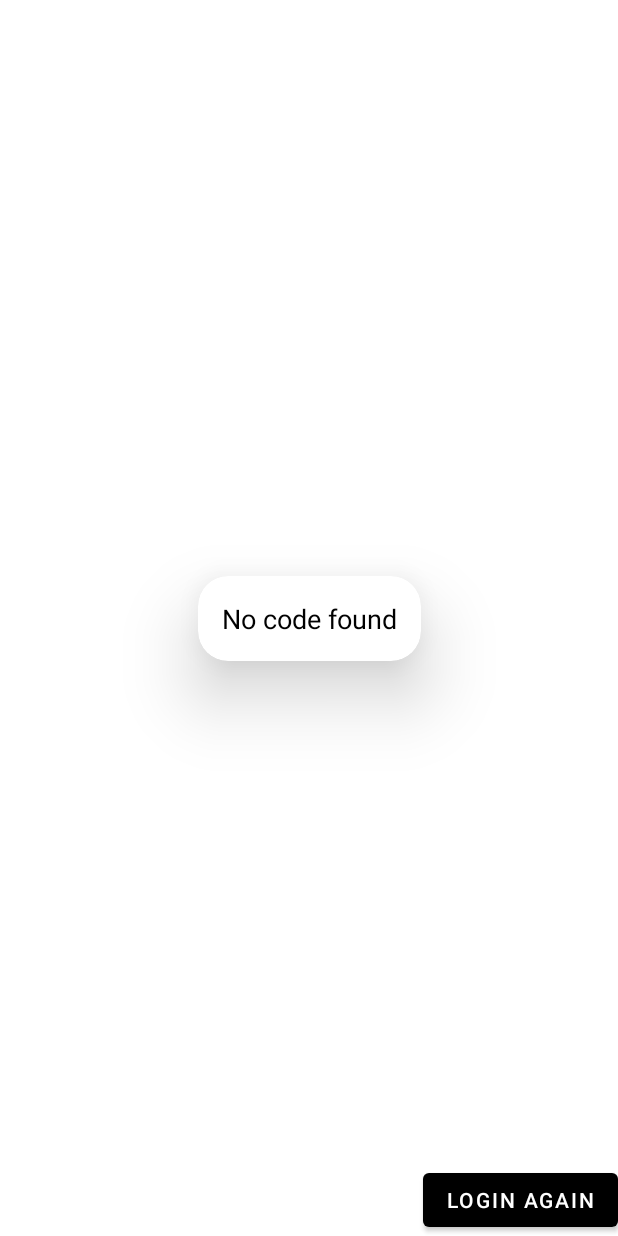
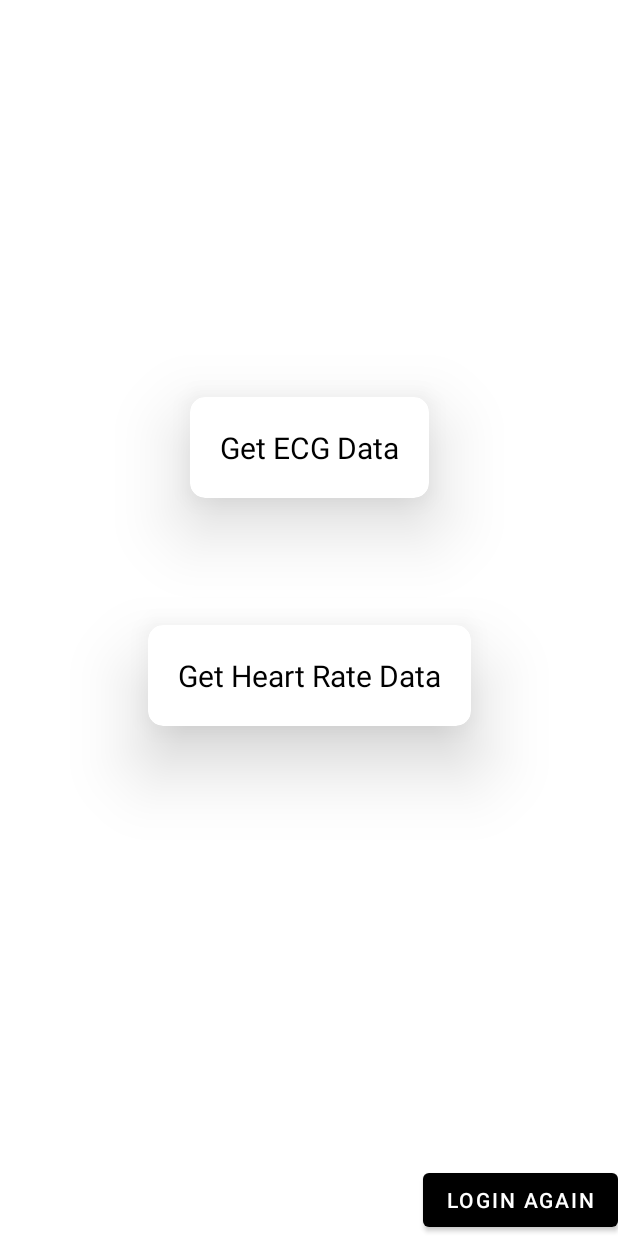
Before and after one commit to Devsoc-BPGC/HRMAA-Prototype, an Android app: the fragment FitbitRedirectFragment shown on its own in the app's theme, on a phone screen of 412 x 824 dp. Run offline under Robolectric (Android 15) with nearby library versions, the phone set to English and light mode, and no system bars; our stand-ins replace Firebase (no records; nobody signed in at launch, a user with empty details on screens opened directly), data binding; 4 statements that could not run were skipped.

Commit message:
Added seperate fragments for ECG and Heart Rate data

```diff
--- a/app/src/main/java/com/devsoc/hrmaa/fitbit/fragments/FitbitRedirectFragment.kt
+++ b/app/src/main/java/com/devsoc/hrmaa/fitbit/fragments/FitbitRedirectFragment.kt
@@ -58,11 +58,14 @@ class FitbitRedirectFragment : Fragment() {
         }
         val sharedPreference =  activity?.getSharedPreferences("PREFERENCE_NAME", Context.MODE_PRIVATE)
         val userId : String = sharedPreference?.getString("userId", null)!!
-        binding.codeTvFrf.text = userId
         Log.d("Auth Code", userId)
 
-        binding.codeCvFrf.setOnClickListener {
+        binding.ecgCvFrf.setOnClickListener {
             view.findNavController().navigate(R.id.action_fitbitRedirectFragment_to_fitbitDataFragment)
+        }
+
+        binding.bpmCvFrf.setOnClickListener {
+            view.findNavController().navigate(R.id.action_fitbitRedirectFragment_to_heartRateFragment)
         }
 
     }
--- a/app/src/main/java/com/devsoc/hrmaa/fitbit/interfaces/RestApi.kt
+++ b/app/src/main/java/com/devsoc/hrmaa/fitbit/interfaces/RestApi.kt
@@ -39,4 +39,10 @@ interface RestApi {
         @Path(value = "endDate", encoded = true) endDate: String
     ): Call<HeartRateSeries>
 
+    @Headers("accept: application/json")
+    @GET("{path}")
+    fun nextPage(@HeaderMap headers: Map<String, String>,
+                           @Path(value = "path", encoded = true) path: String
+    ): Call<EcgData>
+
 }
--- a/app/src/main/res/layout/fragment_fitbit_redirect.xml
+++ b/app/src/main/res/layout/fragment_fitbit_redirect.xml
@@ -13,38 +13,63 @@
         tools:context=".fitbit.fragments.FitbitAuthFragment">
 
         <androidx.cardview.widget.CardView
-            android:id="@+id/code_cv_frf"
+            android:id="@+id/ecg_cv_frf"
             android:layout_width="wrap_content"
             android:layout_height="wrap_content"
-            app:cardCornerRadius="20dp"
-            app:cardElevation="30dp"
             app:layout_constraintBottom_toBottomOf="parent"
-            app:layout_constraintLeft_toLeftOf="parent"
-            app:layout_constraintRight_toRightOf="parent"
-            app:layout_constraintTop_toTopOf="parent">
+            app:layout_constraintEnd_toEndOf="parent"
+            app:layout_constraintHorizontal_bias="0.5"
+            app:layout_constraintStart_toStartOf="parent"
+            app:layout_constraintTop_toTopOf="parent"
+            app:layout_constraintVertical_bias="0.35"
+            android:backgroundTint="@color/white"
+            app:cardCornerRadius="10dp"
+            app:cardElevation="30dp">
 
             <TextView
-                android:id="@+id/code_tv_frf"
+                android:id="@+id/ecg_tv_frf"
                 android:layout_width="wrap_content"
                 android:layout_height="wrap_content"
-                android:layout_margin="8dp"
-                android:backgroundTint="@color/white"
-                android:padding="8dp"
-                android:text="@string/no_code_found"
-                android:textColor="@color/black"
-                android:textSize="18sp" />
+                android:text="Get ECG Data"
+                android:layout_margin="20dp"
+                android:textSize="20sp"
+                android:textColor="@color/black"/>
+
+        </androidx.cardview.widget.CardView>
+
+        <androidx.cardview.widget.CardView
+            android:id="@+id/bpm_cv_frf"
+            android:layout_width="wrap_content"
+            android:layout_height="wrap_content"
+            app:layout_constraintBottom_toBottomOf="parent"
+            app:layout_constraintEnd_toEndOf="parent"
+            app:layout_constraintHorizontal_bias="0.5"
+            app:layout_constraintStart_toStartOf="parent"
+            app:layout_constraintTop_toBottomOf="@id/ecg_cv_frf"
+            app:layout_constraintVertical_bias="0.20"
+            android:backgroundTint="@color/white"
+            app:cardCornerRadius="10dp"
+            app:cardElevation="30dp">
+
+            <TextView
+                android:id="@+id/bpm_tv_frf"
+                android:layout_width="wrap_content"
+                android:layout_height="wrap_content"
+                android:text="Get Heart Rate Data"
+                android:layout_margin="20dp"
+                android:textSize="20sp"
+                android:textColor="@color/black"/>
 
         </androidx.cardview.widget.CardView>
 
         <Button
+            android:id="@+id/Login_bv_frf"
             android:layout_width="wrap_content"
             android:layout_height="wrap_content"
-            android:id="@+id/Login_bv_frf"
+            android:foregroundTint="@color/white"
             android:text="@string/login"
-            android:foregroundTint="@color/white"
             app:layout_constraintBottom_toBottomOf="parent"
-            app:layout_constraintEnd_toEndOf="parent"
-            />
+            app:layout_constraintEnd_toEndOf="parent" />
 
     </androidx.constraintlayout.widget.ConstraintLayout>
 </layout>
```
Also changed, not shown: app/src/main/java/com/devsoc/hrmaa/fitbit/fragments/EcgDataFragment.kt (added, +173 -0 lines), app/src/main/java/com/devsoc/hrmaa/fitbit/fragments/HeartRateFragment.kt (renamed from app/src/main/java/com/devsoc/hrmaa/fitbit/fragments/FitbitDataFragment.kt, +9 -37 lines), app/src/main/res/layout/fragment_heart_rate.xml (added, +21 -0 lines), app/src/main/res/navigation/fitbit_nav_graph.xml (+10 -1 lines), app/src/main/res/layout/fragment_ecg_data.xml (renamed from app/src/main/res/layout/fragment_fitbit_data.xml).
